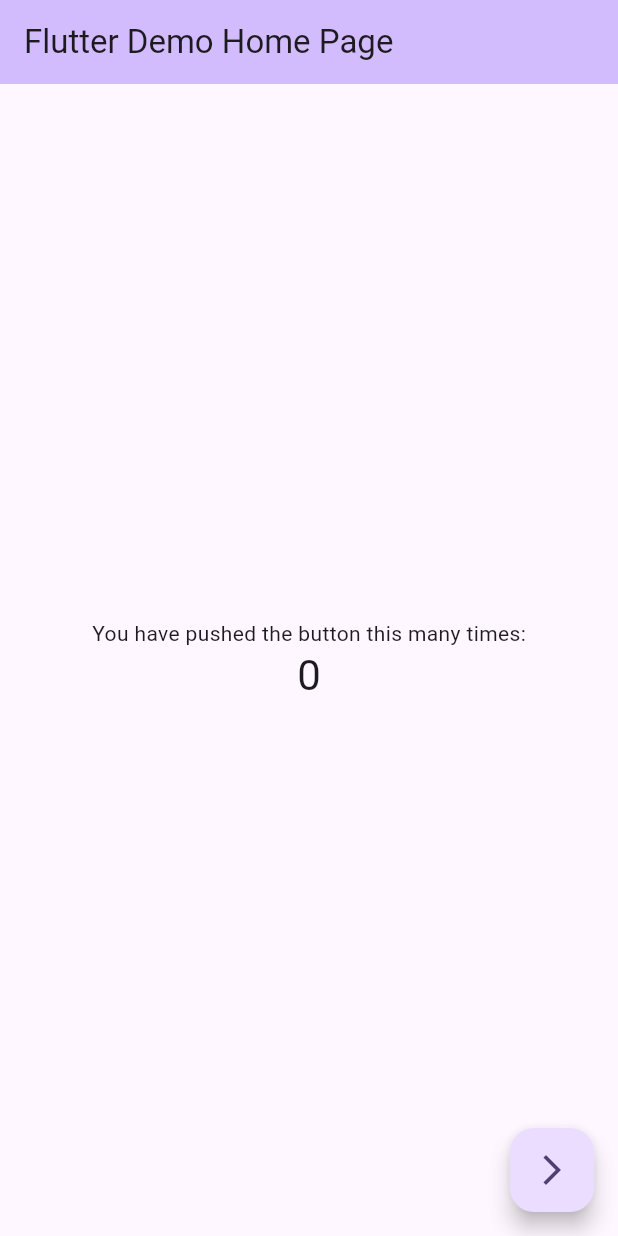
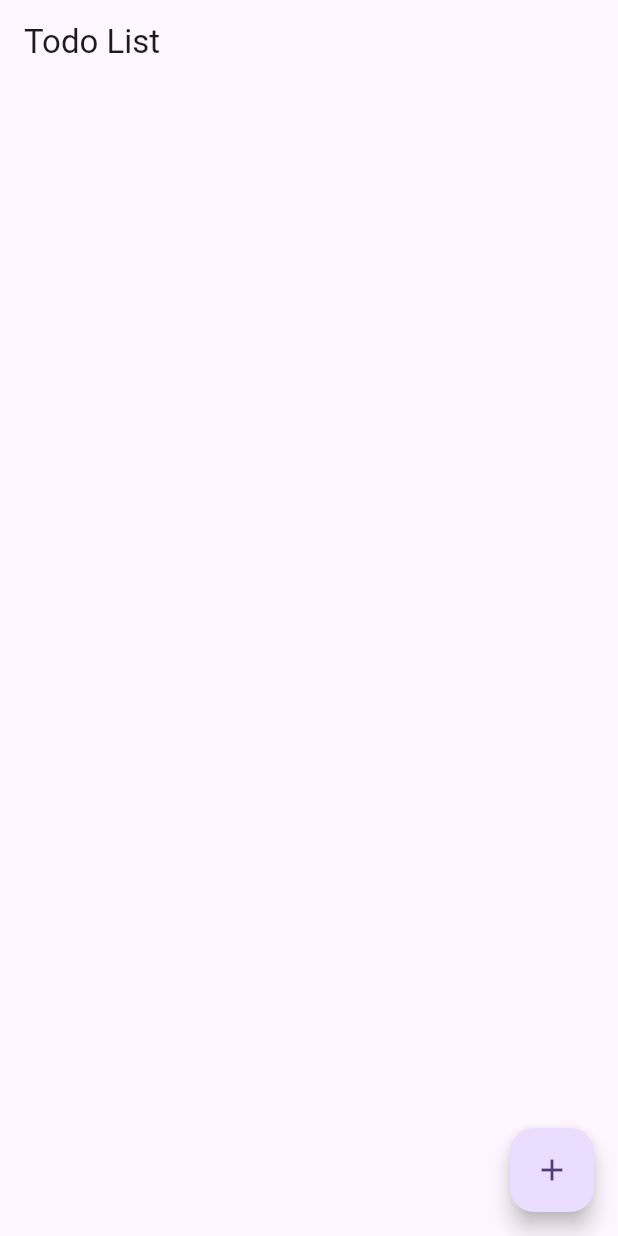
Before and after one commit to Ziraddin/flutter_bloc_state_management, a Flutter app: the screen it shows after launch, on a phone screen of 412 x 824 dp. Run offline on Flutter 3.47's test engine with Material 3 defaults, Android fonts, the phone set to English and light mode, and no system bars; our stand-ins replace flutter_bloc.

Commit message:
Todo List App With Cubit - BlocBuilder, onChange, onError

```diff
--- a/lib/bloc/counter_bloc.dart
+++ /dev/null
@@ -1,19 +0,0 @@
-import 'package:flutter_bloc/flutter_bloc.dart';
-
-part 'counter_events.dart';
-
-class CounterBloc extends Bloc<CounterEvents, int> {
-  CounterBloc() : super(0) {
-    on<CounterIncremented>(
-      (event, emit) {
-        emit(state + 1);
-      },
-    );
-    on<CounterDecremented>(
-      (event, emit) {
-        if (state == 0) return;
-        emit(state - 1);
-      },
-    );
-  }
-}
--- a/lib/bloc/counter_events.dart
+++ /dev/null
@@ -1,7 +0,0 @@
-part of 'counter_bloc.dart';
-
-sealed class CounterEvents {}
-
-final class CounterIncremented extends CounterEvents {}
-
-final class CounterDecremented extends CounterEvents {}
--- /dev/null
+++ b/lib/cubit/todo_cubit.dart
@@ -0,0 +1,26 @@
+import 'package:flutter_bloc/flutter_bloc.dart';
+import 'package:flutter_bloc_state_management/models/todo_model.dart';
+
+class TodoCubit extends Cubit<List<Todo>> {
+  TodoCubit() : super(List.empty());
+
+  void addTodo({required String name}) {
+    if (name.isEmpty) return addError("Name cannot be empty");
+    Todo todo = Todo(name: name, createdAt: DateTime.now());
+    emit([...state, todo]);
+  }
+
+  @override
+  void onChange(Change<List<Todo>> change) {
+    // TODO: implement onChange
+    super.onChange(change);
+    print("TodoCubit - $change");
+  }
+
+  @override
+  void onError(Object error, StackTrace stackTrace) {
+    // TODO: implement onError
+    super.onError(error, stackTrace);
+    print("TodoCubit - $error");
+  }
+}
--- a/lib/home_page.dart
+++ /dev/null
@@ -1,67 +0,0 @@
-import 'package:flutter/material.dart';
-import 'package:flutter_bloc/flutter_bloc.dart';
-import 'package:flutter_bloc_state_management/bloc/counter_bloc.dart';
-import 'package:flutter_bloc_state_management/inc_dec_page.dart';
-
-class MyApp extends StatelessWidget {
-  const MyApp({super.key});
-
-  @override
-  Widget build(BuildContext context) {
-    return MaterialApp(
-      title: 'Flutter Demo',
-      theme: ThemeData(
-        colorScheme: ColorScheme.fromSeed(seedColor: Colors.deepPurple),
-        useMaterial3: true,
-      ),
-      home: const MyHomePage(title: 'Flutter Demo Home Page'),
-    );
-  }
-}
-
-class MyHomePage extends StatefulWidget {
-  const MyHomePage({super.key, required this.title});
-  final String title;
-
-  @override
-  State<MyHomePage> createState() => _MyHomePageState();
-}
-
-class _MyHomePageState extends State<MyHomePage> {
-  @override
-  Widget build(BuildContext context) {
-    return Scaffold(
-      appBar: AppBar(
-        backgroundColor: Theme.of(context).colorScheme.inversePrimary,
-        title: Text(widget.title),
-      ),
-      body: Center(
-        child: Column(
-          mainAxisAlignment: MainAxisAlignment.center,
-          children: <Widget>[
-            const Text(
-              'You have pushed the button this many times:',
-            ),
-            BlocBuilder<CounterBloc, int>(
-              builder: (context, counter) {
-                return Text(
-                  '$counter',
-                  style: Theme.of(context).textTheme.headlineMedium,
-                );
-              },
-            ),
-          ],
-        ),
-      ),
-      floatingActionButton: FloatingActionButton(
-        tooltip: "Next Page",
-        child: const Icon(Icons.arrow_forward_ios),
-        onPressed: () => Navigator.of(context).push(
-          MaterialPageRoute(
-            builder: (BuildContext context) => const IncDecPage(),
-          ),
-        ),
-      ),
-    );
-  }
-}
--- a/lib/main.dart
+++ b/lib/main.dart
@@ -1,21 +1,35 @@
 import 'package:flutter/material.dart';
 import 'package:flutter_bloc/flutter_bloc.dart';
-import 'package:flutter_bloc_state_management/bloc/counter_bloc.dart';
-import 'package:flutter_bloc_state_management/cubit/counter_cubit.dart';
-import 'package:flutter_bloc_state_management/home_page.dart';
+import 'package:flutter_bloc_state_management/add_todo_page.dart';
+import 'package:flutter_bloc_state_management/cubit/todo_cubit.dart';
+import 'package:flutter_bloc_state_management/todo_list.dart';
 
 void main() {
   runApp(
-    MultiBlocProvider(
-      providers: [
-        BlocProvider<CounterBloc>(
-          create: (BuildContext context) => CounterBloc(),
-        ),
-        BlocProvider<CounterCubit>(
-          create: (BuildContext context) => CounterCubit(),
-        ),
-      ],
+    BlocProvider(
+      create: (context) => TodoCubit(),
       child: const MyApp(),
     ),
   );
 }
+
+class MyApp extends StatelessWidget {
+  const MyApp({super.key});
+
+  @override
+  Widget build(BuildContext context) {
+    return MaterialApp(
+      debugShowCheckedModeBanner: false,
+      title: 'Flutter Demo',
+      theme: ThemeData(
+        colorScheme: ColorScheme.fromSeed(seedColor: Colors.deepPurple),
+        useMaterial3: true,
+      ),
+      initialRoute: '/',
+      routes: {
+        '/': (_) => const TodoList(),
+        '/add-todo': (_) => const AddTodoPage(),
+      },
+    );
+  }
+}
--- /dev/null
+++ b/lib/models/todo_model.dart
@@ -0,0 +1,10 @@
+// ignore_for_file: public_member_api_docs, sort_constructors_first
+class Todo {
+  final String name;
+  final DateTime createdAt;
+
+  Todo({required this.name, required this.createdAt});
+
+  @override
+  String toString() => 'Todo(name: $name, createdAt: $createdAt)';
+}
--- /dev/null
+++ b/lib/todo_list.dart
@@ -0,0 +1,38 @@
+import 'package:flutter/material.dart';
+import 'package:flutter_bloc/flutter_bloc.dart';
+import 'package:flutter_bloc_state_management/cubit/todo_cubit.dart';
+import 'package:flutter_bloc_state_management/models/todo_model.dart';
+
+class TodoList extends StatelessWidget {
+  const TodoList({super.key});
+
+  @override
+  Widget build(BuildContext context) {
+    return Scaffold(
+      appBar: AppBar(
+        title: const Text('Todo List'),
+      ),
+      body: BlocBuilder<TodoCubit, List<Todo>>(
+        builder: (context, todos) {
+          return ListView.builder(
+            itemCount: todos.length,
+            itemBuilder: (context, index) {
+              return ListTile(
+                title: Text(
+                  todos[index].name,
+                ),
+              );
+            },
+          );
+        },
+      ),
+      floatingActionButton: FloatingActionButton(
+        onPressed: () {
+          Navigator.pushNamed(context, '/add-todo');
+        },
+        tooltip: 'Add Todo',
+        child: const Icon(Icons.add),
+      ),
+    );
+  }
+}
```
Also changed, not shown: lib/add_todo_page.dart (added, +41 -0 lines), lib/cubit/counter_cubit.dart (deleted, +0 -13 lines), lib/inc_dec_page.dart (deleted, +0 -44 lines).
